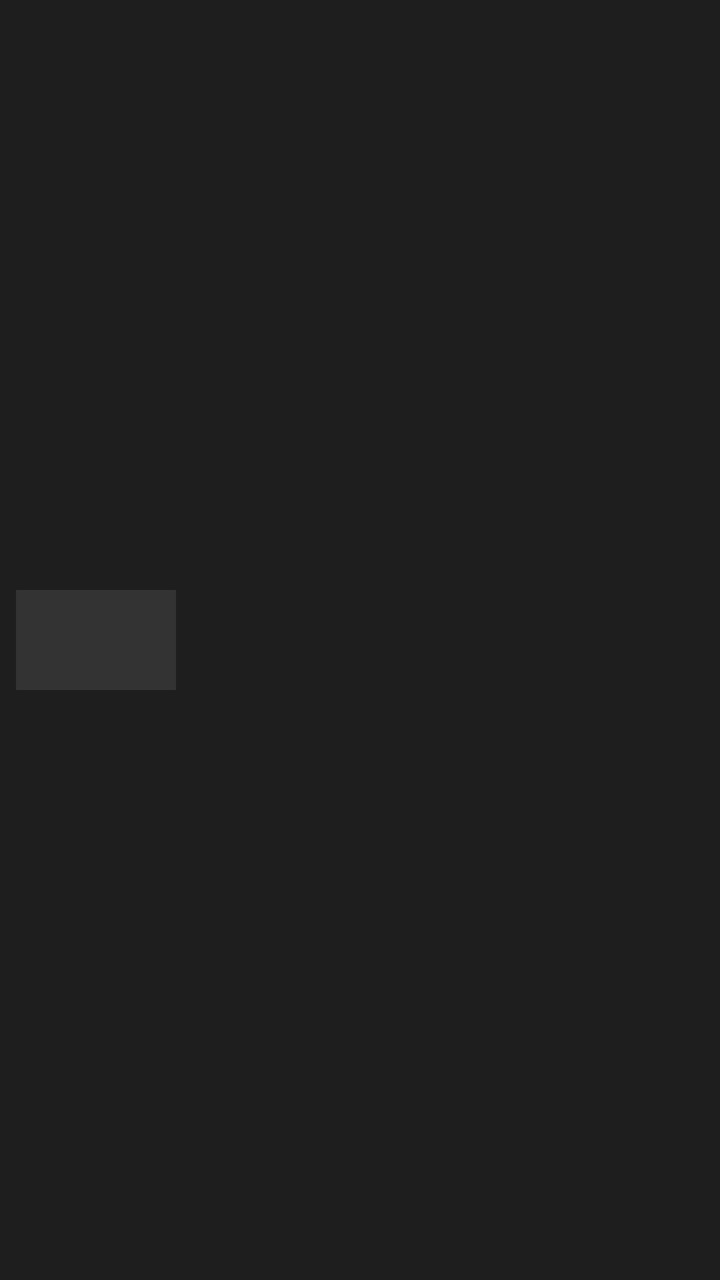
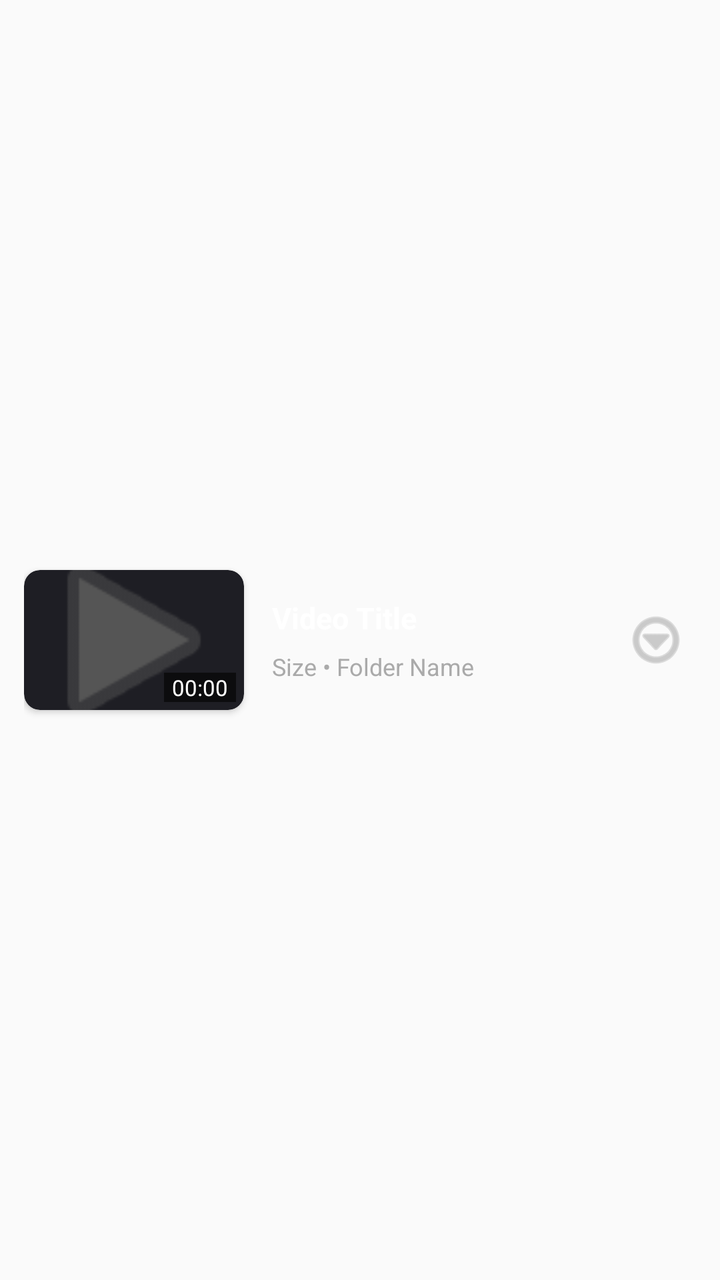

The first picture is an Android layout as it rendered before a commit; the second is the same layout after the commit. The layout source and the unified diff follow.
<!-- AndroidManifest.xml: application theme Theme.AppCompat.DayNight.NoActionBar -->
<!-- res/layout/item_media.xml -->
<?xml version="1.0" encoding="utf-8"?>
<LinearLayout xmlns:android="http://schemas.android.com/apk/res/android"
    android:layout_width="match_parent"
    android:layout_height="wrap_content"
    android:layout_marginVertical="4dp"
    android:background="#1E1E1E"
    android:gravity="center_vertical"
    android:orientation="horizontal"
    android:padding="8dp">

    
    <ImageView
        android:id="@+id/imgThumbnail"
        android:layout_width="80dp"
        android:layout_height="50dp"
        android:scaleType="centerCrop"
        android:background="#333333" />

    <LinearLayout
        android:layout_width="0dp"
        android:layout_height="wrap_content"
        android:layout_weight="1"
        android:orientation="vertical"
        android:paddingStart="12dp">

        <TextView
            android:id="@+id/tvTitle"
            android:layout_width="match_parent"
            android:layout_height="wrap_content"
            android:ellipsize="end"
            android:maxLines="1"
            android:textColor="#FFFFFF"
            android:textSize="16sp" />

        <TextView
            android:id="@+id/tvDuration"
            android:layout_width="match_parent"
            android:layout_height="wrap_content"
            android:textColor="#AAAAAA"
            android:textSize="12sp"
            android:layout_marginTop="4dp"/>
    </LinearLayout>

</LinearLayout>
<!-- resources referenced by this layout -->
<resources>

</resources>

<!-- the commit's change to res/layout/item_media.xml (unified diff, before → after) -->
@@ -1,44 +1,83 @@
 <?xml version="1.0" encoding="utf-8"?>
-<LinearLayout xmlns:android="http://schemas.android.com/apk/res/android"
+<RelativeLayout xmlns:android="http://schemas.android.com/apk/res/android"
+    xmlns:app="http://schemas.android.com/apk/res-auto"
     android:layout_width="match_parent"
     android:layout_height="wrap_content"
-    android:layout_marginVertical="4dp"
-    android:background="#1E1E1E"
-    android:gravity="center_vertical"
-    android:orientation="horizontal"
-    android:padding="8dp">
+    android:background="?attr/selectableItemBackground"
+    android:clickable="true"
+    android:focusable="true"
+    android:padding="12dp">
 
     
-    <ImageView
-        android:id="@+id/imgThumbnail"
-        android:layout_width="80dp"
-        android:layout_height="50dp"
-        android:scaleType="centerCrop"
-        android:background="#333333" />
+    <androidx.cardview.widget.CardView
+        android:id="@+id/cardThumbnail"
+        android:layout_width="110dp"
+        android:layout_height="70dp"
+        app:cardCornerRadius="8dp"
+        app:cardBackgroundColor="#1E1E24"
+        android:layout_centerVertical="true">
 
-    <LinearLayout
-        android:layout_width="0dp"
-        android:layout_height="wrap_content"
-        android:layout_weight="1"
-        android:orientation="vertical"
-        android:paddingStart="12dp">
-
-        <TextView
-            android:id="@+id/tvTitle"
+        <ImageView
+            android:id="@+id/imgThumbnail"
             android:layout_width="match_parent"
-            android:layout_height="wrap_content"
-            android:ellipsize="end"
-            android:maxLines="1"
-            android:textColor="#FFFFFF"
-            android:textSize="16sp" />
+            android:layout_height="match_parent"
+            android:scaleType="centerCrop"
+            android:src="@android:drawable/ic_media_play"
+            app:tint="#555555" />
 
         <TextView
             android:id="@+id/tvDuration"
-            android:layout_width="match_parent"
+            android:layout_width="wrap_content"
             android:layout_height="wrap_content"
+            android:layout_gravity="bottom|end"
+            android:layout_margin="4dp"
+            android:background="#99000000"
+            android:paddingHorizontal="4dp"
+            android:text="00:00"
+            android:textColor="#FFFFFF"
+            android:textSize="11sp" />
+    </androidx.cardview.widget.CardView>
+
+    
+    <LinearLayout
+        android:layout_width="match_parent"
+        android:layout_height="wrap_content"
+        android:layout_toEndOf="@id/cardThumbnail"
+        android:layout_toStartOf="@id/btnMore"
+        android:layout_centerVertical="true"
+        android:layout_marginStart="14dp"
+        android:orientation="vertical">
+
+        
+        <TextView
+            android:id="@+id/tvTitle"
+            android:layout_width="wrap_content"
+            android:layout_height="wrap_content"
+            android:ellipsize="end"
+            android:maxLines="2"
+            android:text="Video Title"
+            android:textColor="#FFFFFF" 
+            android:textSize="15sp"
+            android:textStyle="bold" />
+
+        <TextView
+            android:id="@+id/tvSubtitle"
+            android:layout_width="wrap_content"
+            android:layout_height="wrap_content"
+            android:layout_marginTop="6dp"
+            android:text="Size • Folder Name"
             android:textColor="#AAAAAA"
-            android:textSize="12sp"
-            android:layout_marginTop="4dp"/>
+            android:textSize="12sp" />
     </LinearLayout>
 
-</LinearLayout>
+    
+    <ImageButton
+        android:id="@+id/btnMore"
+        android:layout_width="40dp"
+        android:layout_height="40dp"
+        android:layout_alignParentEnd="true"
+        android:layout_centerVertical="true"
+        android:background="?attr/selectableItemBackgroundBorderless"
+        android:src="@android:drawable/ic_menu_more"
+        app:tint="#AAAAAA" />
+</RelativeLayout>
